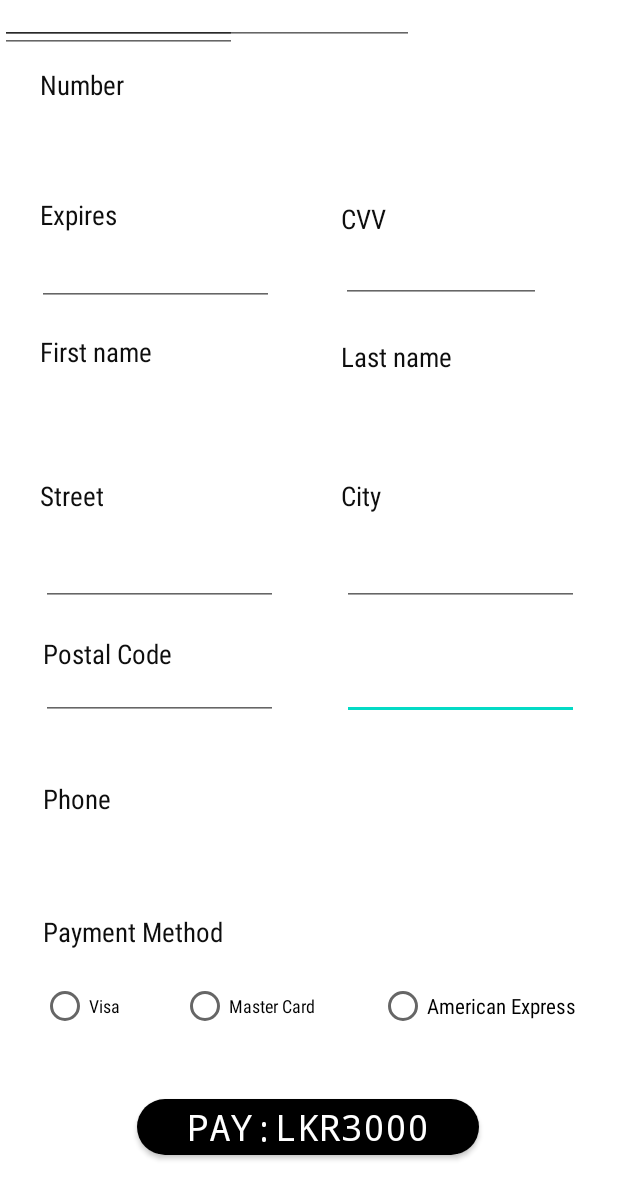
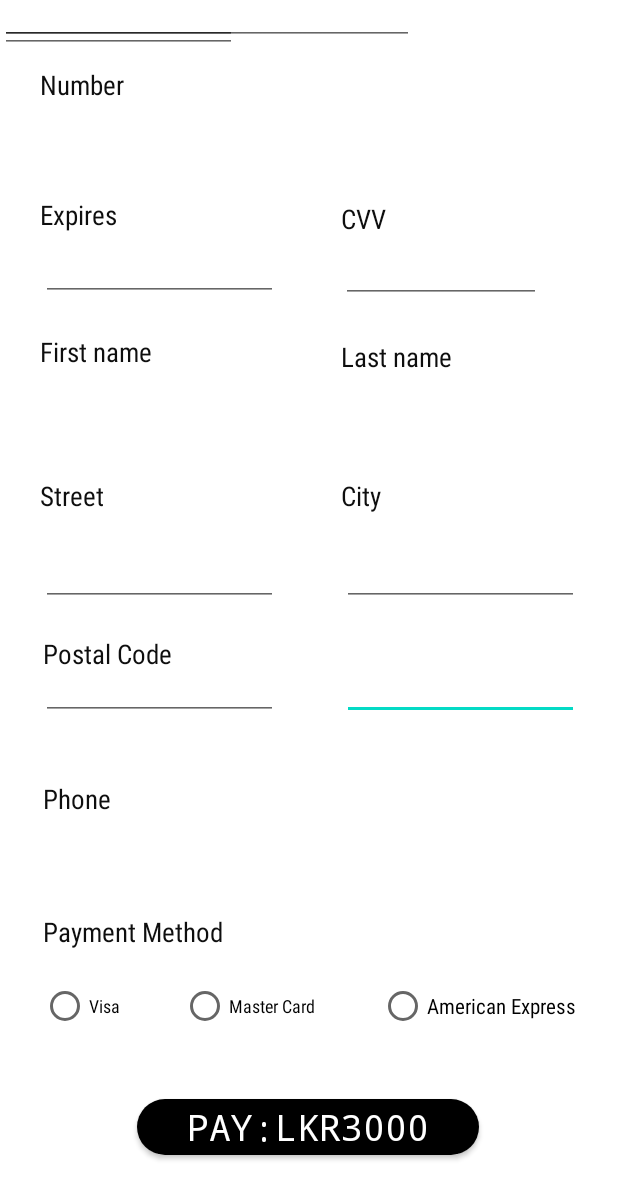
Before and after one commit to Madush99/Raptors, an Android app: the layout payment_app.xml on its own in the app's theme, with its tools: preview values and no code run, on a phone screen of 412 x 824 dp. Shown: the top 1199 px of the screen. Run offline under Robolectric (Android 15) with nearby library versions, the light colour scheme and no system bars.

Commit message:
payment.initial_commit_20_8_16

```diff
--- a/app/src/main/res/layout/payment_app.xml
+++ b/app/src/main/res/layout/payment_app.xml
@@ -35,10 +35,10 @@
         android:inputType="textPersonName"
         app:layout_constraintBottom_toBottomOf="parent"
         app:layout_constraintEnd_toEndOf="parent"
-        app:layout_constraintHorizontal_bias="0.069"
+        app:layout_constraintHorizontal_bias="0.08"
         app:layout_constraintStart_toStartOf="parent"
         app:layout_constraintTop_toTopOf="parent"
-        app:layout_constraintVertical_bias="0.211" />
+        app:layout_constraintVertical_bias="0.207" />
 
     <EditText
         android:id="@+id/editTextPhone2"
@@ -56,7 +56,7 @@
         android:layout_height="29dp"
         android:background="#FFFFFF"
         android:fontFamily="sans-serif-condensed"
-        android:text="First name"
+        android:text="@string/pay_firstname"
         android:textColor="#0E0E0E"
         android:textSize="18sp"
         app:layout_constraintBottom_toBottomOf="parent"
@@ -72,7 +72,7 @@
         android:layout_height="30dp"
         android:background="#FFFFFF"
         android:fontFamily="sans-serif-condensed"
-        android:text="CVV"
+        android:text="@string/pay_cvv"
         android:textColor="#0E0E0E"
         android:textSize="18sp"
         app:layout_constraintBottom_toBottomOf="parent"
@@ -88,7 +88,7 @@
         android:layout_height="32dp"
         android:background="#FFFFFF"
         android:fontFamily="sans-serif-condensed"
-        android:text="Expires"
+        android:text="@string/pay_ex"
         android:textColor="#0E0E0E"
         android:textSize="18sp"
         app:layout_constraintBottom_toBottomOf="parent"
@@ -120,7 +120,7 @@
         android:layout_width="124dp"
         android:layout_height="28dp"
         android:fontFamily="sans-serif-condensed"
-        android:text="Master Card"
+        android:text="@string/pay_card2"
         android:textSize="12sp"
         app:layout_constraintBottom_toBottomOf="parent"
         app:layout_constraintEnd_toEndOf="parent"
@@ -134,7 +134,7 @@
         android:layout_width="86dp"
         android:layout_height="28dp"
         android:fontFamily="sans-serif-condensed"
-        android:text="Visa"
+        android:text="@string/pay_card1"
         android:textSize="12sp"
         app:layout_constraintBottom_toBottomOf="parent"
         app:layout_constraintEnd_toEndOf="parent"
@@ -148,7 +148,7 @@
         android:layout_width="143dp"
         android:layout_height="28dp"
         android:fontFamily="sans-serif-condensed"
-        android:text="American Express"
+        android:text="@string/pay_card3"
         android:textSize="14sp"
         app:layout_constraintBottom_toBottomOf="parent"
         app:layout_constraintEnd_toEndOf="parent"
@@ -166,7 +166,7 @@
         android:layout_marginBottom="8dp"
         android:background="#FFFFFF"
         android:fontFamily="sans-serif-condensed"
-        android:text="Phone"
+        android:text="@string/pay_phone"
         android:textColor="#0E0E0E"
         android:textSize="18sp"
         app:layout_constraintBottom_toBottomOf="parent"
@@ -198,7 +198,7 @@
         android:layout_height="29dp"
         android:background="#FFFFFF"
         android:fontFamily="sans-serif-condensed"
-        android:text="City"
+        android:text="@string/pay_city"
         android:textColor="#0E0E0E"
         android:textSize="18sp"
         app:layout_constraintBottom_toBottomOf="parent"
@@ -241,7 +241,7 @@
         android:layout_height="29dp"
         android:background="#FFFFFF"
         android:fontFamily="sans-serif-condensed"
-        android:text="Street"
+        android:text="@string/pay_street"
         android:textColor="#0E0E0E"
         android:textSize="18sp"
         app:layout_constraintBottom_toBottomOf="parent"
@@ -257,7 +257,7 @@
         android:layout_height="28dp"
         android:background="#FFFFFF"
         android:fontFamily="sans-serif-condensed"
-        android:text="Last name"
+        android:text="@string/pay_lastname"
         android:textColor="#0E0E0E"
         android:textSize="18sp"
         app:layout_constraintBottom_toBottomOf="parent"
@@ -273,7 +273,7 @@
         android:layout_height="30dp"
         android:background="#FFFFFF"
         android:fontFamily="sans-serif-condensed"
-        android:text="Number"
+        android:text="@string/pay_number"
         android:textColor="#0E0E0E"
         android:textSize="18sp"
         app:layout_constraintBottom_toBottomOf="parent"
--- a/app/src/main/res/values/strings.xml
+++ b/app/src/main/res/values/strings.xml
@@ -7,4 +7,20 @@
     <string name="pricetag"><![CDATA[Price Tag]]></string>
     <string name="dress_model"><![CDATA[Model]]></string>
     <string name="buy_now1"><![CDATA[Buy Now]]></string>
+    //payment
+    <string name="pay_number"><![CDATA[Number]]></string>
+    <string name="pay_firstname"><![CDATA[First name]]></string>
+    <string name="pay_lastname"><![CDATA[Last name]]></string>
+    <string name="pay_phone"><![CDATA[Phone]]></string>
+    <string name="pay_email"><![CDATA[Email]]></string>
+    <string name="pay_card1"><![CDATA[Visa]]></string>
+    <string name="pay_card2"><![CDATA[Master Card]]></string>
+    <string name="pay_card3"><![CDATA[American Express]]></string>
+    <string name="pay_cvv"><![CDATA[CVV]]></string>
+    <string name="pay_ex"><![CDATA[Expires]]></string>
+    <string name="pay_street"><![CDATA[Street]]></string>
+    <string name="pay_city"><![CDATA[City]]></string>
+
+
+
 </resources>
```
Also changed, not shown: app/src/main/res/layout/add_card_details.xml (+11 -11 lines), app/src/main/res/layout/remove_update.xml (+12 -12 lines).
